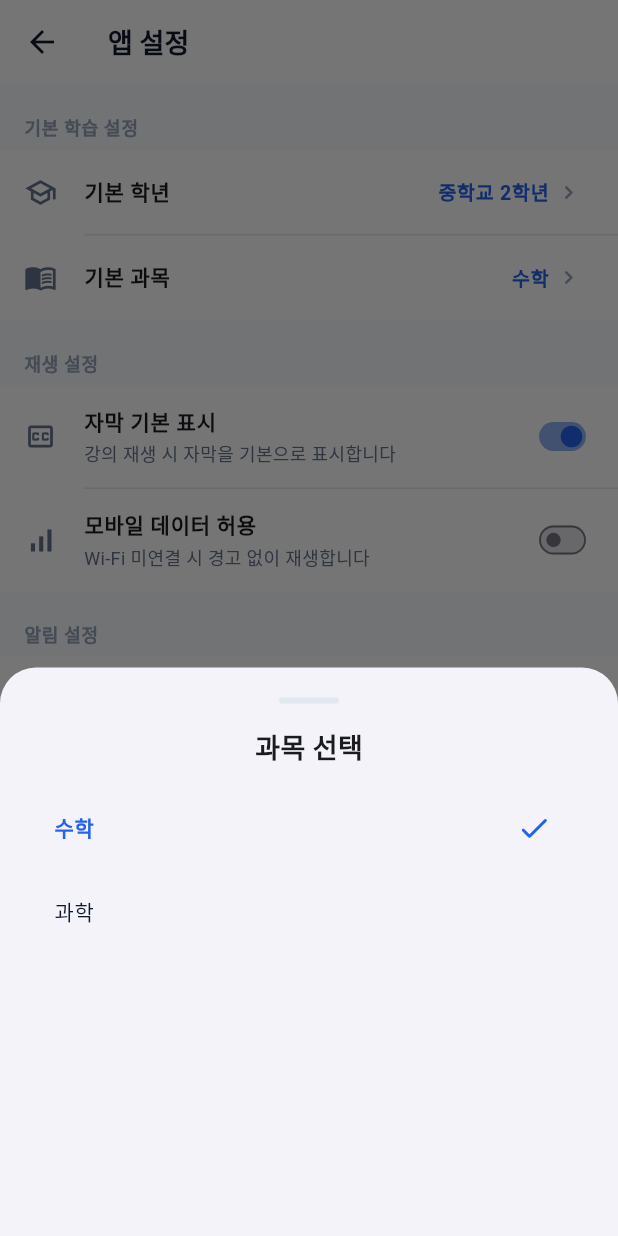
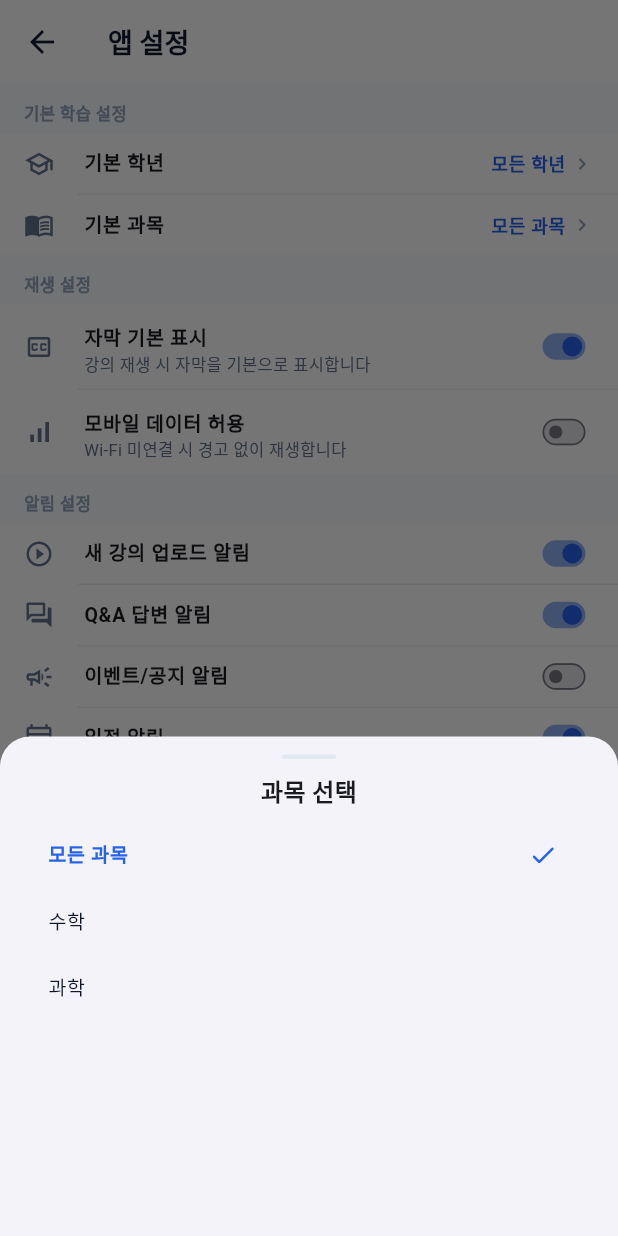
Before and after one commit to 3000answer-code/minitutor-data, a Flutter app: the SettingsScreen screen opened directly, after a tap on "기본 과목", on a phone screen of 412 x 824 dp. Run offline on Flutter 3.47's test engine with Material 3 defaults, Android fonts, the phone set to English and light mode, and no system bars; our stand-ins replace cached_network_image, chewie, percent_indicator, shared_preferences, video_player, webview_flutter; missing offline and left inert: dart:html, dart:js, dart:ui_web, webview_flutter_android; accounts and stored records are empty.

Commit message:
v124: 앱설정 디폴트 모든학년/모든과목, 세로간격 축소 타이트 레이아웃

```diff
--- a/lib/screens/profile/settings_screen.dart
+++ b/lib/screens/profile/settings_screen.dart
@@ -12,9 +12,9 @@ class SettingsScreen extends StatefulWidget {
 
 class _SettingsScreenState extends State<SettingsScreen> {
   // 기본 학년
-  String _defaultGrade = '중학교 2학년';
+  String _defaultGrade = '모든 학년';
   // 기본 과목
-  String _defaultSubject = '수학';
+  String _defaultSubject = '모든 과목';
   // 자막
   bool _subtitleOn = true;
   // 모바일 데이터
@@ -32,7 +32,7 @@ class _SettingsScreenState extends State<SettingsScreen> {
     '고등학교 1학년', '고등학교 2학년', '고등학교 3학년',
   ];
 
-  final List<String> _subjects = ['수학', '과학'];
+  final List<String> _subjects = ['모든 과목', '수학', '과학'];
 
   @override
   Widget build(BuildContext context) {
@@ -60,7 +60,7 @@ class _SettingsScreenState extends State<SettingsScreen> {
                 onTap: () => _showPicker('학년 선택', _grades, _defaultGrade,
                     (v) => setState(() => _defaultGrade = v)),
               ),
-              const Divider(height: 1, indent: 56),
+              Divider(height: 1, indent: 52, color: Colors.grey.shade200),
               _buildPickerTile(
                 icon: Icons.menu_book_outlined,
                 title: '기본 과목',
@@ -83,7 +83,7 @@ class _SettingsScreenState extends State<SettingsScreen> {
                 value: _subtitleOn,
                 onChanged: (v) => setState(() => _subtitleOn = v),
               ),
-              const Divider(height: 1, indent: 56),
+              Divider(height: 1, indent: 52, color: Colors.grey.shade200),
               _buildCompactSwitchTile(
                 icon: Icons.signal_cellular_alt,
                 title: '모바일 데이터 허용',
@@ -105,21 +105,21 @@ class _SettingsScreenState extends State<SettingsScreen> {
                 value: _pushNewLecture,
                 onChanged: (v) => setState(() => _pushNewLecture = v),
               ),
-              const Divider(height: 1, indent: 56),
+              Divider(height: 1, indent: 52, color: Colors.grey.shade200),
               _buildCompactSwitchTile(
                 icon: Icons.question_answer_outlined,
                 title: 'Q&A 답변 알림',
                 value: _pushQAAnswer,
                 onChanged: (v) => setState(() => _pushQAAnswer = v),
               ),
-              const Divider(height: 1, indent: 56),
+              Divider(height: 1, indent: 52, color: Colors.grey.shade200),
               _buildCompactSwitchTile(
                 icon: Icons.campaign_outlined,
                 title: '이벤트/공지 알림',
                 value: _pushEvent,
                 onChanged: (v) => setState(() => _pushEvent = v),
               ),
-              const Divider(height: 1, indent: 56),
+              Divider(height: 1, indent: 52, color: Colors.grey.shade200),
               _buildCompactSwitchTile(
                 icon: Icons.calendar_today_outlined,
                 title: '일정 알림',
@@ -140,10 +140,10 @@ class _SettingsScreenState extends State<SettingsScreen> {
 
           // ─── 저장 버튼 ───
           Padding(
-            padding: const EdgeInsets.all(20),
+            padding: const EdgeInsets.fromLTRB(16, 14, 16, 14),
             child: SizedBox(
               width: double.infinity,
-              height: 50,
+              height: 46,
               child: ElevatedButton(
                 onPressed: () {
                   ScaffoldMessenger.of(context).showSnackBar(
@@ -154,11 +154,11 @@ class _SettingsScreenState extends State<SettingsScreen> {
                   backgroundColor: AppColors.primary,
                   shape: RoundedRectangleBorder(borderRadius: BorderRadius.circular(14)),
                 ),
-                child: const Text('저장', style: TextStyle(color: Colors.white, fontSize: 16, fontWeight: FontWeight.w800)),
+                child: const Text('저장', style: TextStyle(color: Colors.white, fontSize: 15, fontWeight: FontWeight.w800)),
               ),
             ),
           ),
-          const SizedBox(height: 20),
+          const SizedBox(height: 10),
         ]),
       ),
     );
@@ -166,12 +166,12 @@ class _SettingsScreenState extends State<SettingsScreen> {
 
   Widget _buildSectionHeader(String title) {
     return Padding(
-      padding: const EdgeInsets.fromLTRB(16, 20, 16, 6),
+      padding: const EdgeInsets.fromLTRB(16, 12, 16, 4),
       child: Align(
         alignment: Alignment.centerLeft,
         child: Text(title,
-          style: const TextStyle(fontSize: 12, fontWeight: FontWeight.w700,
-            color: AppColors.textHint, letterSpacing: 0.5)),
+          style: const TextStyle(fontSize: 11, fontWeight: FontWeight.w700,
+            color: AppColors.textHint, letterSpacing: 0.3)),
       ),
     );
   }
@@ -181,14 +181,17 @@ class _SettingsScreenState extends State<SettingsScreen> {
     required String value, required VoidCallback onTap,
   }) {
     return ListTile(
-      leading: Icon(icon, color: AppColors.textSecondary, size: 22),
-      title: Text(title, style: const TextStyle(fontSize: 14, fontWeight: FontWeight.w600)),
+      leading: Icon(icon, color: AppColors.textSecondary, size: 20),
+      title: Text(title, style: const TextStyle(fontSize: 13, fontWeight: FontWeight.w600)),
       trailing: Row(mainAxisSize: MainAxisSize.min, children: [
-        Text(value, style: const TextStyle(fontSize: 13, color: AppColors.primary, fontWeight: FontWeight.w600)),
-        const SizedBox(width: 4),
-        const Icon(Icons.chevron_right_rounded, size: 18, color: AppColors.textHint),
+        Text(value, style: const TextStyle(fontSize: 12, color: AppColors.primary, fontWeight: FontWeight.w600)),
+        const SizedBox(width: 3),
+        const Icon(Icons.chevron_right_rounded, size: 16, color: AppColors.textHint),
       ]),
       onTap: onTap,
+      dense: true,
+      visualDensity: const VisualDensity(vertical: -2),
+      contentPadding: const EdgeInsets.symmetric(horizontal: 16, vertical: 0),
     );
   }
 
@@ -200,13 +203,13 @@ class _SettingsScreenState extends State<SettingsScreen> {
     required ValueChanged<bool> onChanged,
   }) {
     return ListTile(
-      leading: Icon(icon, color: AppColors.textSecondary, size: 22),
-      title: Text(title, style: const TextStyle(fontSize: 14, fontWeight: FontWeight.w600)),
+      leading: Icon(icon, color: AppColors.textSecondary, size: 20),
+      title: Text(title, style: const TextStyle(fontSize: 13, fontWeight: FontWeight.w600)),
       subtitle: subtitle != null
-          ? Text(subtitle, style: const TextStyle(fontSize: 12, color: AppColors.textSecondary))
+          ? Text(subtitle, style: const TextStyle(fontSize: 11, color: AppColors.textSecondary, height: 1.2))
           : null,
       trailing: SizedBox(
-        width: 42, height: 24,
+        width: 40, height: 22,
         child: FittedBox(
           fit: BoxFit.contain,
           child: Switch(
@@ -218,40 +221,46 @@ class _SettingsScreenState extends State<SettingsScreen> {
         ),
       ),
       dense: true,
-      contentPadding: const EdgeInsets.symmetric(horizontal: 16, vertical: 2),
+      visualDensity: const VisualDensity(vertical: -2),
+      contentPadding: const EdgeInsets.symmetric(horizontal: 16, vertical: 0),
     );
   }
 
   Widget _buildInfoTile(IconData icon, String title, String value) {
     return ListTile(
-      leading: Icon(icon, color: AppColors.textSecondary, size: 22),
-      title: Text(title, style: const TextStyle(fontSize: 14, fontWeight: FontWeight.w600)),
-      trailing: Text(value, style: const TextStyle(fontSize: 13, color: AppColors.textSecondary)),
+      leading: Icon(icon, color: AppColors.textSecondary, size: 20),
+      title: Text(title, style: const TextStyle(fontSize: 13, fontWeight: FontWeight.w600)),
+      trailing: Text(value, style: const TextStyle(fontSize: 12, color: AppColors.textSecondary)),
+      dense: true,
+      visualDensity: const VisualDensity(vertical: -2),
+      contentPadding: const EdgeInsets.symmetric(horizontal: 16, vertical: 0),
     );
   }
 
   void _showPicker(String title, List<String> items, String current, Function(String) onSelect) {
     showModalBottomSheet(
       context: context,
-      shape: const RoundedRectangleBorder(borderRadius: BorderRadius.vertical(top: Radius.circular(24))),
+      shape: const RoundedRectangleBorder(borderRadius: BorderRadius.vertical(top: Radius.circular(20))),
       builder: (_) => Container(
-        padding: const EdgeInsets.all(20),
+        padding: const EdgeInsets.fromLTRB(16, 12, 16, 16),
         child: Column(mainAxisSize: MainAxisSize.min, children: [
-          Container(width: 40, height: 4,
+          Container(width: 36, height: 3,
             decoration: BoxDecoration(color: AppColors.divider, borderRadius: BorderRadius.circular(2))),
-          const SizedBox(height: 16),
-          Text(title, style: const TextStyle(fontSize: 18, fontWeight: FontWeight.w800)),
-          const SizedBox(height: 12),
+          const SizedBox(height: 10),
+          Text(title, style: const TextStyle(fontSize: 16, fontWeight: FontWeight.w800)),
+          const SizedBox(height: 8),
           SizedBox(
-            height: 280,
+            height: 260,
             child: ListView(children: items.map((item) => ListTile(
               title: Text(item, style: TextStyle(
-                fontSize: 14,
+                fontSize: 13,
                 fontWeight: current == item ? FontWeight.w700 : FontWeight.w400,
                 color: current == item ? AppColors.primary : AppColors.textPrimary,
               )),
               trailing: current == item
-                  ? const Icon(Icons.check_rounded, color: AppColors.primary) : null,
+                  ? const Icon(Icons.check_rounded, color: AppColors.primary, size: 20) : null,
+              dense: true,
+              visualDensity: const VisualDensity(vertical: -1),
               onTap: () { onSelect(item); Navigator.pop(context); },
             )).toList()),
           ),
```
